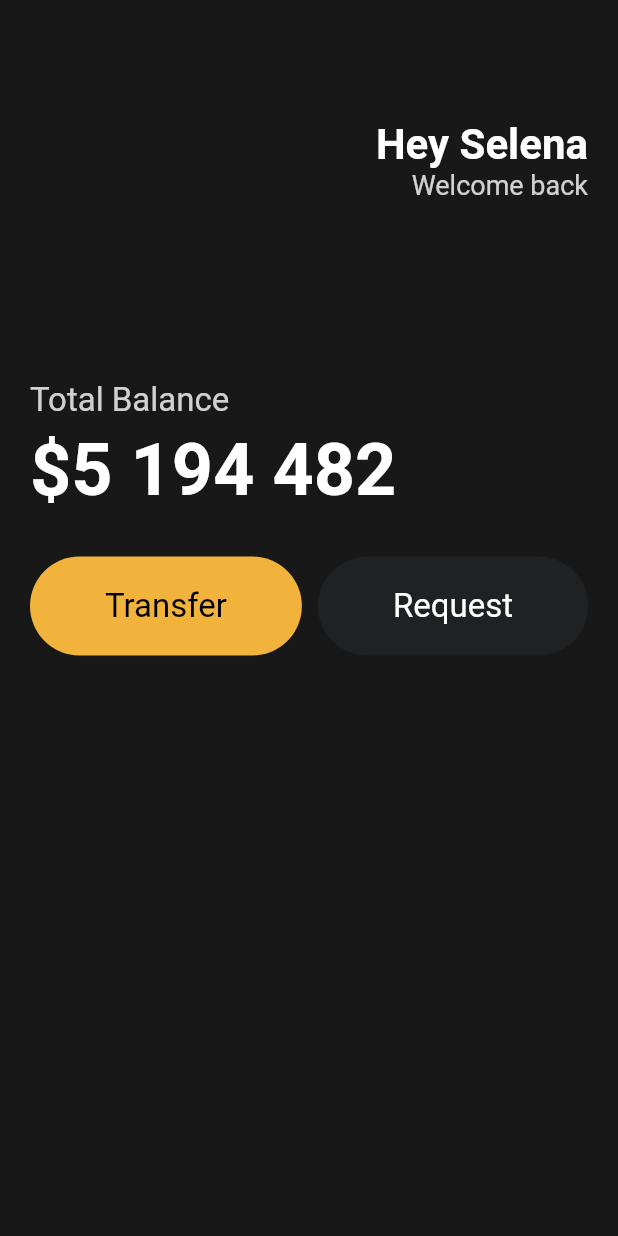
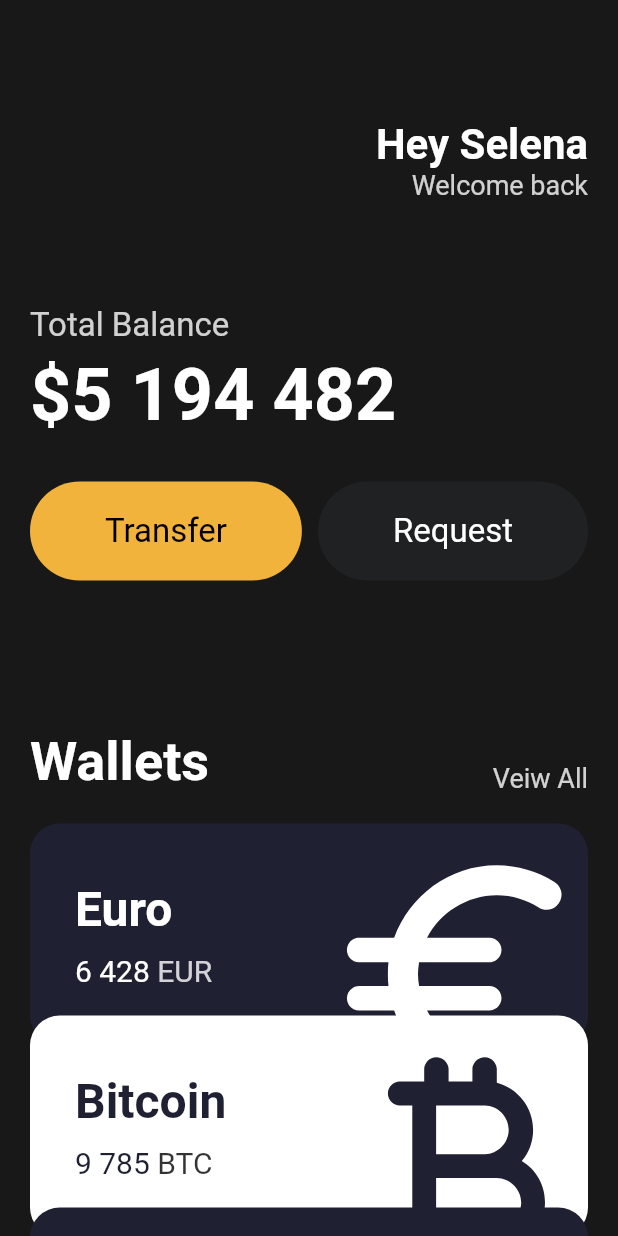
Before and after one commit to JonghyunLEE12/Flutter, a Flutter app: the screen it shows after launch, on a phone screen of 412 x 824 dp. Run offline on Flutter 3.47's test engine with Material 2 defaults, Android fonts, the phone set to English and light mode, and no system bars.

Commit message:
currencyCard

```diff
--- a/toonflix/lib/main.dart
+++ b/toonflix/lib/main.dart
@@ -1,5 +1,6 @@
 import 'package:flutter/material.dart';
 import 'package:toonflix/widgets/Button.dart';
+import 'package:toonflix/widgets/currency_card.dart';
 
 class Player {
   String? name; // ? => null 값을 가질 수 있음을 의미
@@ -27,7 +28,8 @@
       // Scaffold => 화면 구성과 구조에 관한 걸 다룰수 있는 위젯
       home: Scaffold(
         backgroundColor: const Color(0xFF181818),
-        body: Padding(
+        body: SingleChildScrollView(
+          child: Padding(
               padding: const EdgeInsets.symmetric(
                 horizontal: 20,
               ),
@@ -62,7 +64,7 @@
                     ],
                   ),
                   const SizedBox(
-                  height: 120,
+                    height: 70,
                   ),
                   Text(
                     'Total Balance',
@@ -98,9 +100,61 @@
                           bgColor: Color(0xFF1F2123),
                           textColor: Colors.white)
                     ],
-                )
+                  ),
+                  const SizedBox(
+                    height: 100,
+                  ),
+                  Row(
+                    crossAxisAlignment: CrossAxisAlignment.end,
+                    mainAxisAlignment: MainAxisAlignment.spaceBetween,
+                    children: [
+                      const Text(
+                        'Wallets',
+                        style: TextStyle(
+                          color: Colors.white,
+                          fontSize: 36,
+                          fontWeight: FontWeight.w600,
+                        ),
+                      ),
+                      Text(
+                        'Veiw All',
+                        style: TextStyle(
+                          color: Colors.white.withOpacity(0.8),
+                          fontSize: 18,
+                        ),
+                      ),
+                    ],
+                  ),
+                  const SizedBox(
+                    height: 20,
+                  ),
+                  const CurCard(
+                    name: 'Euro',
+                    code: 'EUR',
+                    amount: '6 428',
+                    icon: Icons.euro_rounded,
+                    isInverted: false,
+                    order: 0,
+                  ),
+                  const CurCard(
+                    name: 'Bitcoin',
+                    code: 'BTC',
+                    amount: '9 785',
+                    icon: Icons.currency_bitcoin_rounded,
+                    isInverted: true,
+                    order: 20,
+                  ),
+                  const CurCard(
+                    name: 'Dollar',
+                    code: 'USD',
+                    amount: '2 158',
+                    icon: Icons.attach_money_rounded,
+                    isInverted: false,
+                    order: 40,
+                  ),
                 ],
               )),
+        ),
       ),
     );
   }
--- /dev/null
+++ b/toonflix/lib/widgets/currency_card.dart
@@ -0,0 +1,93 @@
+import 'package:flutter/material.dart';
+
+class CurCard extends StatelessWidget {
+  final String name, code, amount;
+  final IconData icon;
+  final bool isInverted;
+  final double order;
+
+  final blackColor = const Color(0xFF1F2133);
+  const CurCard({
+    super.key,
+    required this.name,
+    required this.code,
+    required this.amount,
+    required this.icon,
+    required this.isInverted,
+    required this.order,
+  });
+
+  @override
+  Widget build(BuildContext context) {
+    return Transform.translate(
+      offset: Offset(0, -order),
+      child: Container(
+        clipBehavior: Clip.hardEdge,
+        decoration: BoxDecoration(
+            color: isInverted ? Colors.white : blackColor,
+            borderRadius: BorderRadius.circular(20)),
+        child: Padding(
+          padding: const EdgeInsets.symmetric(
+            vertical: 30,
+            horizontal: 30,
+          ),
+          child: Row(
+            mainAxisAlignment: MainAxisAlignment.spaceBetween,
+            children: [
+              Column(
+                crossAxisAlignment: CrossAxisAlignment.start,
+                children: [
+                  Text(
+                    name,
+                    style: TextStyle(
+                      color: isInverted ? blackColor : Colors.white,
+                      fontSize: 32,
+                      fontWeight: FontWeight.w600,
+                    ),
+                  ),
+                  const SizedBox(
+                    height: 10,
+                  ),
+                  Row(
+                    children: [
+                      Text(
+                        amount,
+                        style: TextStyle(
+                          color: isInverted ? blackColor : Colors.white,
+                          fontSize: 20,
+                        ),
+                      ),
+                      const SizedBox(
+                        width: 5,
+                      ),
+                      Text(
+                        code,
+                        style: TextStyle(
+                          color: isInverted
+                              ? Colors.black.withOpacity(0.8)
+                              : Colors.white.withOpacity(0.8),
+                          fontSize: 20,
+                        ),
+                      ),
+                    ],
+                  )
+                ],
+              ),
+              Transform.scale(
+                scale: 2.2,
+                child: Transform.translate(
+                  offset: const Offset(-5, 12),
+                  child: Icon(
+                    icon,
+                    color: isInverted ? blackColor : Colors.white,
+                    size: 88,
+                  ),
+                ),
+              ),
+            ],
+          ),
+        ),
+      ),
+    );
+  }
+}
```
Lines whose indentation alone changed are shown as unchanged.
